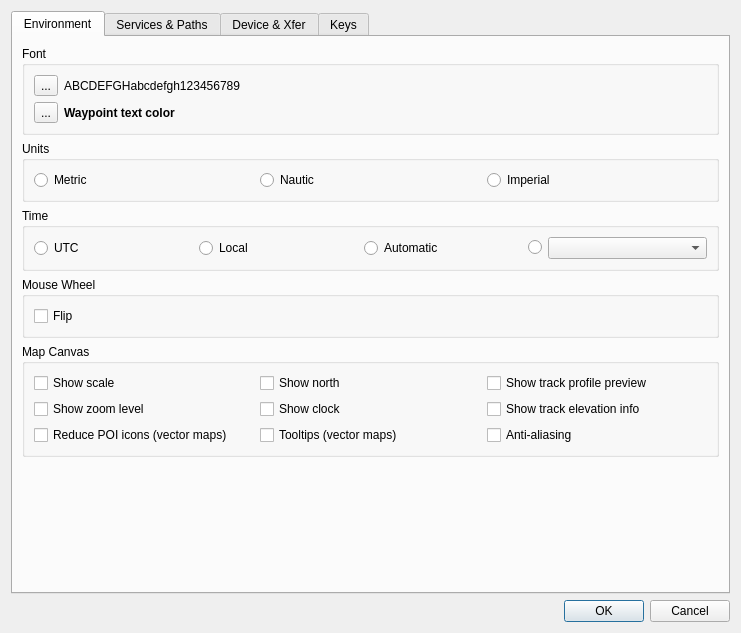
Above: src/IDlgConfig.ui from Nikoli/qlandkartegt before the change. Below: the same form after it.
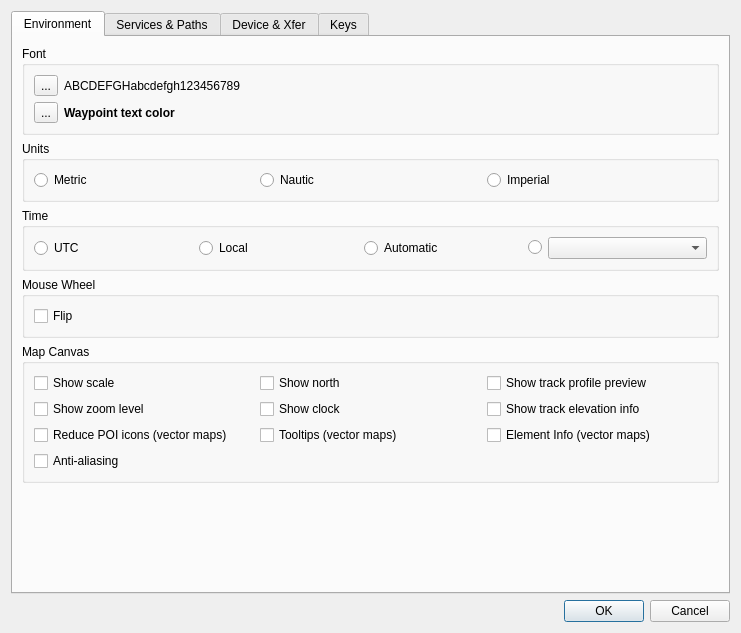
That is the form after the change. Icons and pictures are not drawn.

```diff
--- a/src/IDlgConfig.ui
+++ b/src/IDlgConfig.ui
@@ -223,16 +223,6 @@
             </property>
            </widget>
           </item>
-          <item row="3" column="3">
-           <widget class="QCheckBox" name="checkAntiAliasing">
-            <property name="toolTip">
-             <string>Rendering the map with anti-aliasing uses a lot of CPU power. Best to disable it for weak CPUs.</string>
-            </property>
-            <property name="text">
-             <string>Anti-aliasing</string>
-            </property>
-           </widget>
-          </item>
           <item row="2" column="0">
            <widget class="QCheckBox" name="checkShowZoomLevel">
             <property name="toolTip">
@@ -257,6 +247,23 @@
             </property>
            </widget>
           </item>
+          <item row="4" column="0">
+           <widget class="QCheckBox" name="checkAntiAliasing">
+            <property name="toolTip">
+             <string>Rendering the map with anti-aliasing uses a lot of CPU power. Best to disable it for weak CPUs.</string>
+            </property>
+            <property name="text">
+             <string>Anti-aliasing</string>
+            </property>
+           </widget>
+          </item>
+          <item row="3" column="3">
+           <widget class="QCheckBox" name="checkElementInfo">
+            <property name="text">
+             <string>Element Info (vector maps)</string>
+            </property>
+           </widget>
+          </item>
          </layout>
         </widget>
        </item>
```
